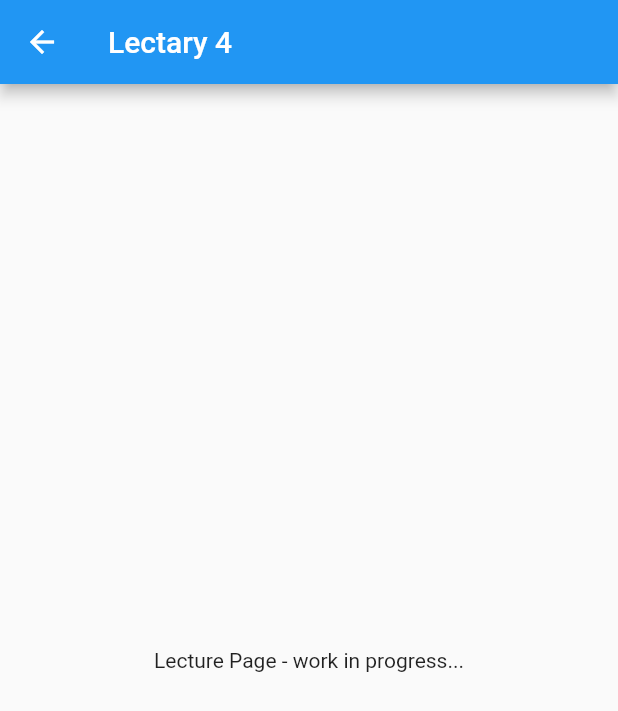
After one commit to lectary/app-flutter, a Flutter app: the LecturePage screen opened directly, on a phone screen of 412 x 824 dp. The commit adds this screen. Shown: the top 711 px of the screen. Run offline on Flutter 3.47's test engine with Material 2 defaults, Android fonts, the phone set to English and light mode, and no system bars.

Commit message:
moving home-screen to separate file and adding placeholder for lecture screens

```diff
--- /dev/null
+++ b/lib/screens/lectures/lecture_screen.dart
@@ -0,0 +1,18 @@
+import 'package:flutter/material.dart';
+import 'package:lectary/i18n/localizations.dart';
+
+class LecturePage extends StatelessWidget {
+  LecturePage({Key key}) : super(key: key);
+
+  @override
+  Widget build(BuildContext context) {
+    return Scaffold(
+      appBar: AppBar(
+        title: Text(AppLocalizations.of(context).appTitle),
+      ),
+      body: Center(
+          child: Text('Lecture Page - work in progress...'),
+      ),
+    );
+  }
+}
```
Also changed, not shown: lib/main.dart (+2 -24 lines), lib/screens/lectures/main_screen.dart (added, +15 -0 lines), lib/screens/lectures/no_lectures_available_screen.dart (added, +25 -0 lines).
